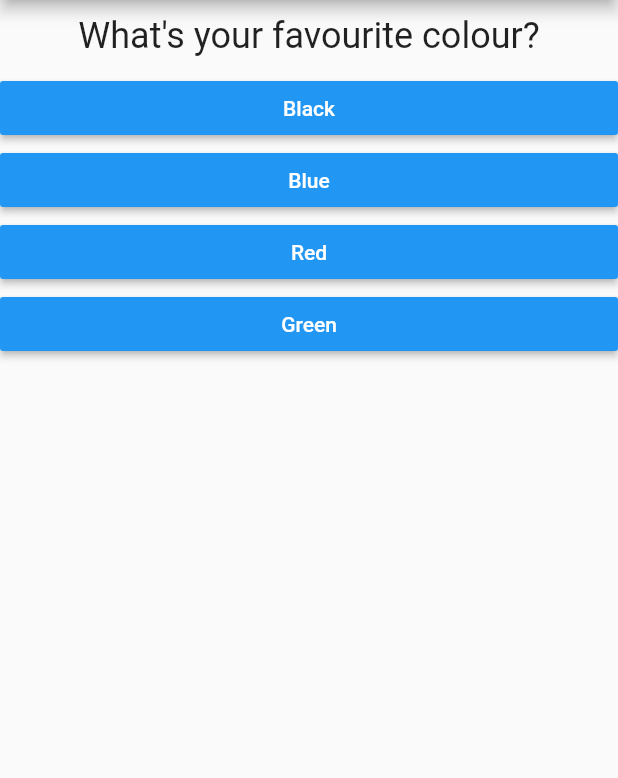
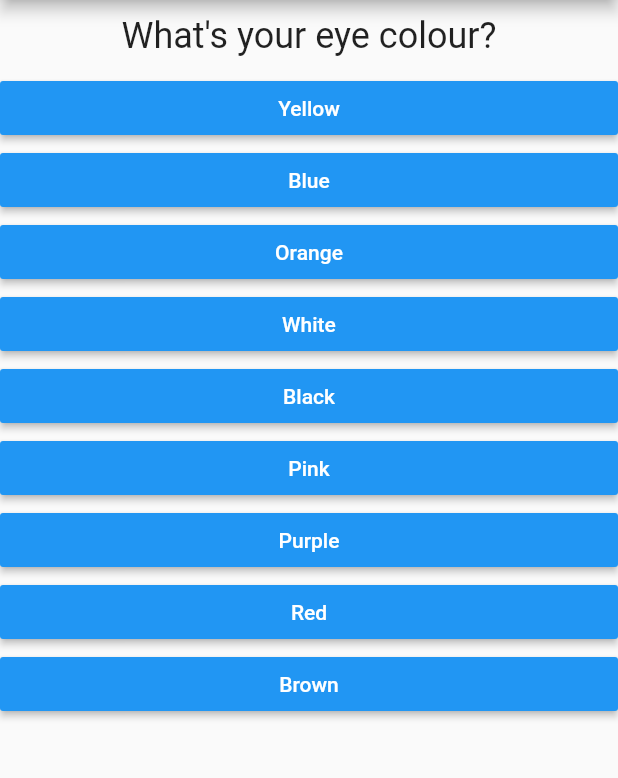
Before and after one commit to omecool107/First_app, a Flutter app: the screen it shows after launch, on a phone screen of 412 x 824 dp, the part 84-862 px from its top. Run offline on Flutter 3.47's test engine with Material 2 defaults, Android fonts, the phone set to English and light mode, and no system bars.

Commit message:
quiz file and result files added

```diff
--- a/lib/main.dart
+++ b/lib/main.dart
@@ -1,6 +1,6 @@
+import 'package:first_app/result.dart';
 import 'package:flutter/material.dart';
-import './question.dart';
-import './answer.dart';
+import './quiz.dart';
 
 void main() => runApp(MyApp());
 
@@ -13,45 +13,87 @@ class MyApp extends StatefulWidget {
 }
 
 class _MyAppState extends State<MyApp> {
-  var questionIndex = 0;
-  void answerQuestion() {
-    setState(() {
-      questionIndex++;
+   final _questions = const [
+    {
+      'questionText': 'What\'s your eye colour?',
+      'answers': [
+        {'text': 'Yellow', 'score': 6},
+        {'text': 'Blue', 'score': 2},
+        {'text': 'Orange', 'score': 9},
+        {'text': 'White', 'score': 1},
+        {'text': 'Black', 'score': 3},
+        {'text': 'Pink', 'score': 7},
+        {'text': 'Purple', 'score': 8},
+        {'text': 'Red', 'score': 4},
+        {'text': 'Brown', 'score': 5},
+        ],
+    },
+    {
+      'questionText': 'What\'s your favourite animal?',
+      'answers': [
+        {'text': 'Bear', 'score': 7},
+        {'text': 'Deer', 'score': 17},
+        {'text': 'Rabbit', 'score': 1},
+        {'text': 'Tiger', 'score': 2},
+        {'text': 'Fox', 'score': 9},
+        {'text': 'Horse', 'score': 6},
+        {'text': 'Lion', 'score': 3},
+        {'text': 'Wolf', 'score': 4},
+        {'text': 'Snake', 'score': 29},
+        {'text': 'Slug', 'score': 36},
+        {'text': 'Toad', 'score': 14},
+        {'text': 'Squid', 'score': 5},
+        {'text': 'Dragon', 'score': 26},
+        ]
+    },
+    {
+      'questionText': 'Who\'s your favourite Symbol?',
+      'answers': [
+        {'text': 'Heart', 'score': 7},
+        {'text': 'Leaf', 'score': 9},
+        {'text': 'Cloud', 'score': 10},
+        {'text': 'Note', 'score': 8},
+        ]
+    },
+  ];
+  var _questionIndex = 0;
+  var _totalScore = 0;
+
+  void restart(){
+     setState(() {
+    _questionIndex = 0;
+    _totalScore = 0;
     });
-    print(questionIndex);
+  }
+
+  void answerQuestion(int score) {
+
+    _totalScore += score;
+
+    if (_questionIndex < (_questions.length)) {
+      setState(() {
+        _questionIndex++;
+      });
+    } else {
+      setState(() {
+        _questionIndex = 0;
+      });
+    }
+    print(_questionIndex);
   }
 
   @override
   Widget build(BuildContext context) {
-    const questions = [
-      {
-        'questionText': 'What\'s your favourite colour?',
-        'answers': ['Black', 'Blue', 'Red', 'Green']
-      },
-      {
-        'questionText': 'What\'s your favourite animal?',
-        'answers': ['Bear', 'Deer', 'Rabbit']
-      },
-      {
-        'questionText': 'Who\'s your favourite Star?',
-        'answers': ['Shaq', 'David Bowie', 'Miku']
-      },
-    ];
     return MaterialApp(
       home: Scaffold(
         appBar: AppBar(
           title: Text('My First App'),
         ),
-        body: Column(
-          children: <Widget>[
-            Question(questions[questionIndex]['questionText']),
-            ...(questions[questionIndex]['answers'] as List<String>)
-                .map((answer) {
-              return Answer(answerQuestion, answer);
-            }).toList()
-//        ElevatedButton()
-          ],
-        ),
+        body: (_questionIndex < (_questions.length))
+            ? Quiz(answerQuestion: answerQuestion,
+                    questionIndex: _questionIndex,
+                    questions: _questions)
+            : Result(_totalScore, restart),
       ),
     );
   }
--- /dev/null
+++ b/lib/quiz.dart
@@ -0,0 +1,27 @@
+import 'package:flutter/material.dart';
+import './question.dart';
+import './answer.dart';
+
+class Quiz extends StatelessWidget {
+  final List<Map<String, Object>> questions;
+  final Function answerQuestion;
+  final int questionIndex;
+
+  Quiz({
+    @required this.answerQuestion,
+    @required this.questions,
+    @required this.questionIndex
+    });
+
+  @override
+  Widget build(BuildContext context) {
+    return Column(
+      children: <Widget>[
+        Question(questions[questionIndex]['questionText']),
+        ...(questions[questionIndex]['answers'] as List<Map<String, Object>>).map((answer) {
+          return Answer(() => answerQuestion(answer['score']), answer['text']);
+        }).toList()
+      ],
+    );
+  }
+}
```
Also changed, not shown: lib/result.dart (added, +67 -0 lines).
